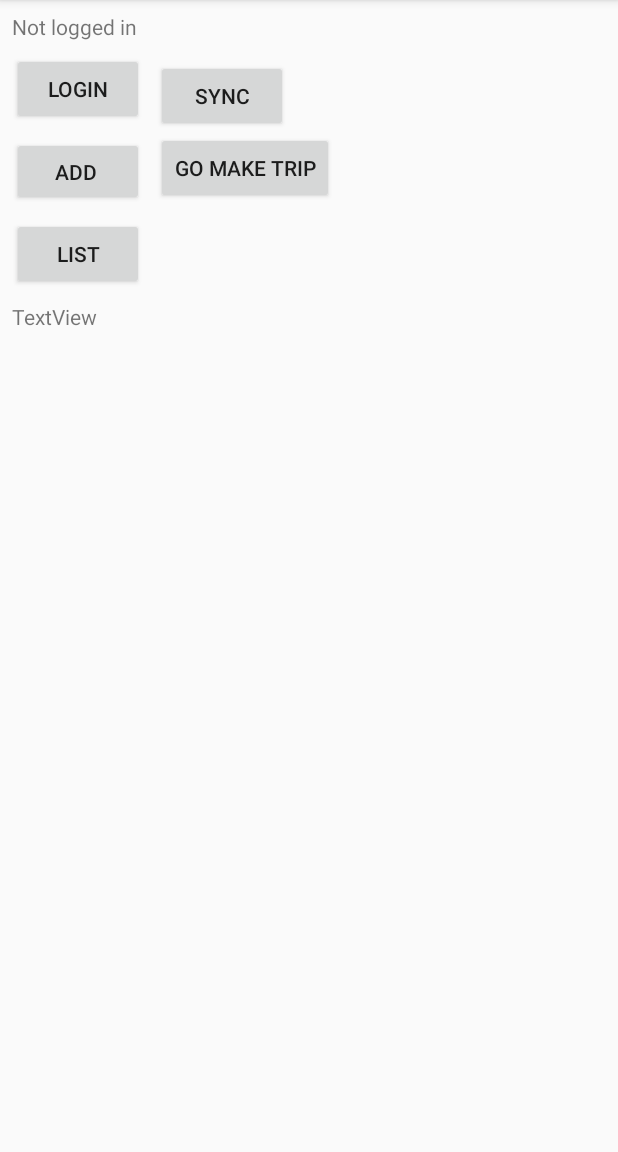
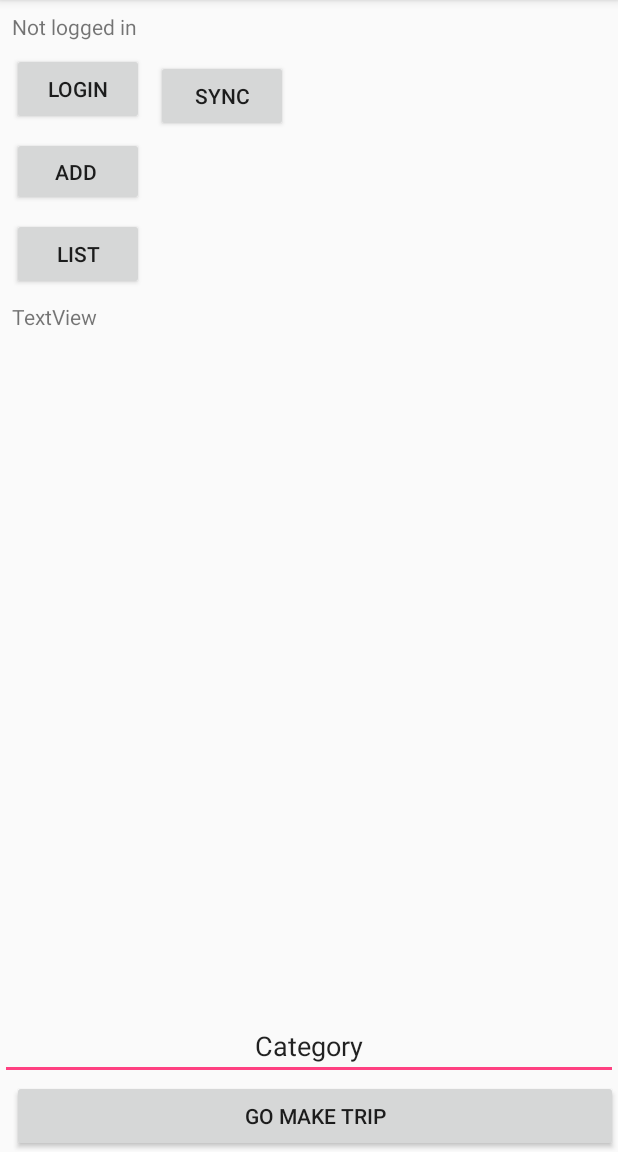
Before and after one commit to Replica94/moveometri, an Android app: the screen it shows after launch (MainActivity), on a phone screen of 412 x 824 dp, the part 84-1236 px from its top. Run offline under Robolectric (Android 15) with nearby library versions, the phone set to English and light mode, and no system bars.

Commit message:
In middle of something, pulling things

```diff
--- a/app/src/main/java/fi/jamk/student/moveometri/MainActivity.java
+++ b/app/src/main/java/fi/jamk/student/moveometri/MainActivity.java
@@ -7,6 +7,7 @@ import android.os.Bundle;
 import android.util.Log;
 import android.view.View;
 import android.widget.Button;
+import android.widget.EditText;
 import android.widget.TextView;
 import android.widget.Toast;
 
@@ -125,6 +126,7 @@ public class MainActivity extends AppCompatActivity {
             @Override
             public void onClick(View view) {
                 Intent i = new Intent(MainActivity.this, TripActivity.class);
+                i.putExtra("TripStartCategory", ((EditText)findViewById(R.id.category)).getText());
                 //startActivity(i);
                 startActivityForResult(i, ACTION_TRIP);
             }
--- a/app/src/main/res/layout/activity_main.xml
+++ b/app/src/main/res/layout/activity_main.xml
@@ -73,14 +73,26 @@
         app:layout_constraintStart_toEndOf="@+id/button"
         app:layout_constraintTop_toTopOf="parent" />
 
-    <Button
-        android:id="@+id/buttonStartTripActivity"
-        android:text="Go Make Trip"
-        android:layout_width="wrap_content"
-        android:layout_height="wrap_content"
-        android:layout_marginStart="8dp"
-        android:layout_marginLeft="8dp"
+    <RelativeLayout
+        android:layout_width="match_parent"
+        android:layout_height="match_parent"
         app:layout_constraintStart_toEndOf="@+id/button"
-        app:layout_constraintTop_toBottomOf="@+id/button4" />
-
+        app:layout_constraintTop_toBottomOf="@+id/button4">
+        <EditText
+            android:id="@+id/category"
+            android:tooltipText="Tooltip"
+            android:text="Category"
+            android:textAlignment="center"
+            android:layout_width="match_parent"
+            android:layout_height="wrap_content"
+            android:layout_above="@id/buttonStartTripActivity" />
+        <Button
+            android:id="@+id/buttonStartTripActivity"
+            android:text="Go Make Trip"
+            android:layout_alignParentBottom="true"
+            android:layout_width="match_parent"
+            android:layout_height="wrap_content"
+            android:layout_marginStart="8dp"
+            android:layout_marginLeft="8dp" />
+    </RelativeLayout>
 </android.support.constraint.ConstraintLayout>
```
Also changed, not shown: app/src/main/java/fi/jamk/student/moveometri/TripActivity.java (+6 -4 lines).
